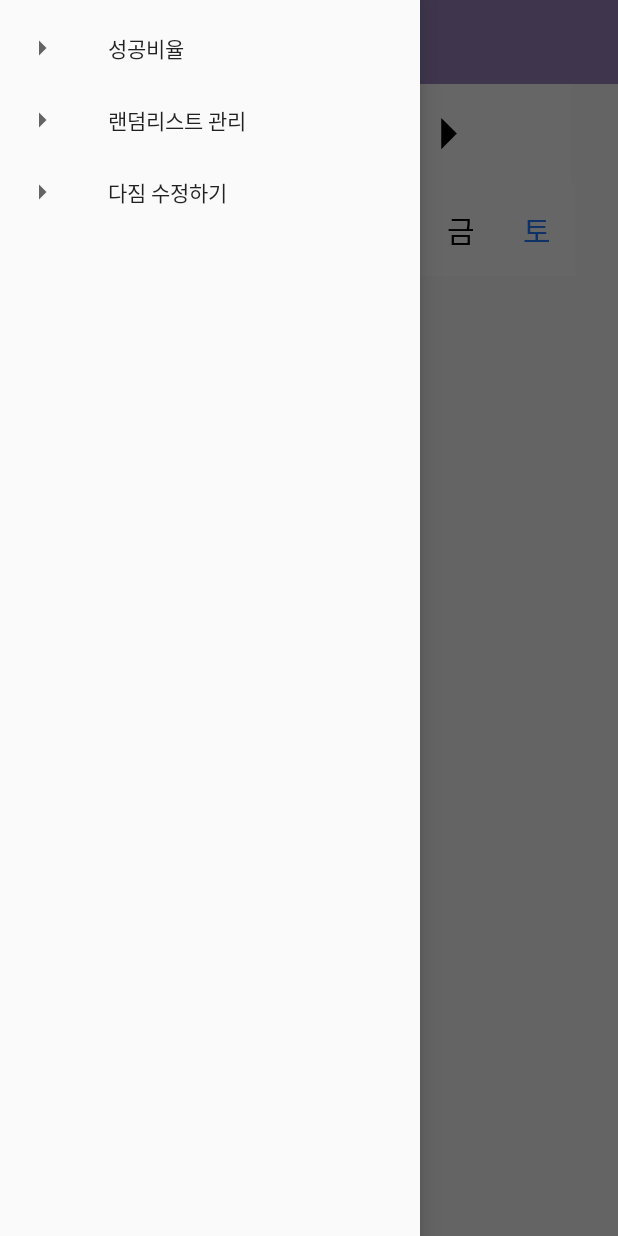
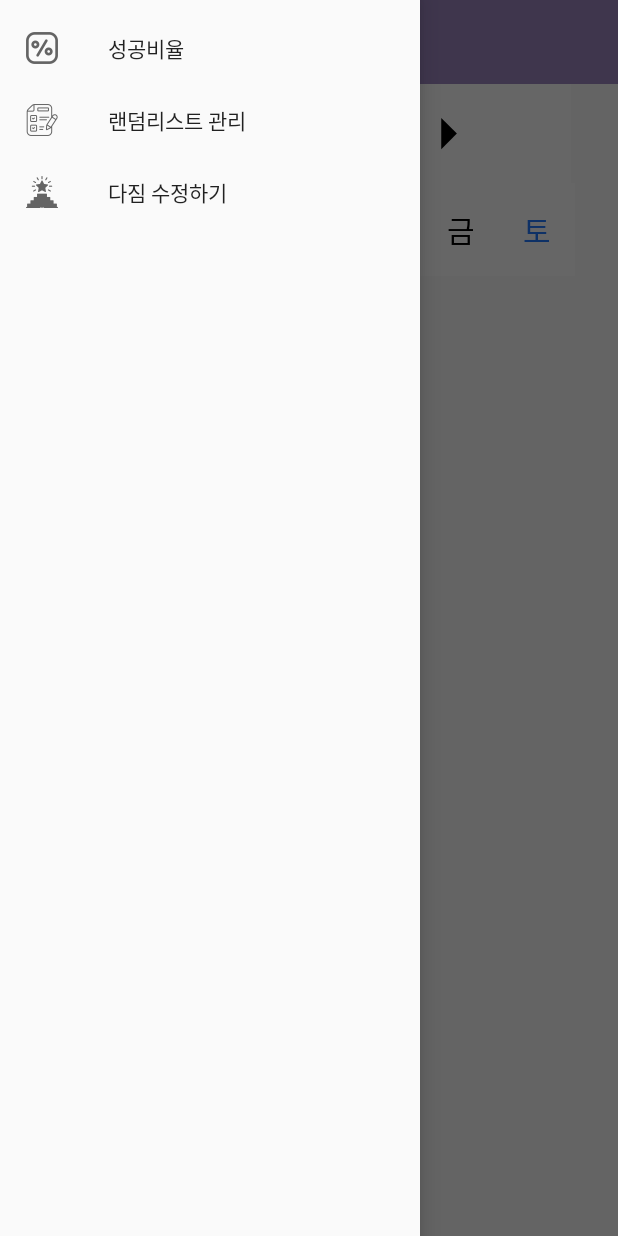
Before and after one commit to namefox2/android_calendar, an Android app: the screen it shows after launch (MainActivity), with the side drawer open, on a phone screen of 412 x 824 dp. Run offline under Robolectric (Android 15) with nearby library versions, the phone set to English and light mode, and no system bars.

Commit message:
navigation image update

```diff
--- a/app/src/main/java/com/example/calendar/MainActivity.java
+++ b/app/src/main/java/com/example/calendar/MainActivity.java
@@ -42,7 +42,6 @@ public class MainActivity extends AppCompatActivity
 
         if (navigationView != null) {
             navigationView.setNavigationItemSelectedListener(item -> {
-                item.setChecked(true);
                 mDrawerLayout.closeDrawers();
                 Log.d("TEST2", "IN");
                 int id = item.getItemId();
--- a/app/src/main/res/menu/actionbar_menu.xml
+++ b/app/src/main/res/menu/actionbar_menu.xml
@@ -4,15 +4,15 @@
         android:id="@+id/bar_success_percent"
         android:title="@string/success_percent"
         android:orderInCategory="0"
-        android:icon="@drawable/calendar_right"/>
+        android:icon="@mipmap/nav_percent"/>
     <item
         android:id="@+id/bar_random_list"
         android:title="@string/random_list"
         android:orderInCategory="1"
-        android:icon="@drawable/calendar_right"/>
+        android:icon="@mipmap/nav_list"/>
     <item
         android:id="@+id/bar_change_promise"
         android:title="@string/change_promise"
         android:orderInCategory="2"
-        android:icon="@drawable/calendar_right"/>
+        android:icon="@mipmap/nav_promise"/>
 </menu>
```
Also changed, not shown: app/src/main/res/mipmap-hdpi/nav_list.png (added), app/src/main/res/mipmap-hdpi/nav_percent.png (added), app/src/main/res/mipmap-hdpi/nav_promise.png (added), app/src/main/res/mipmap-mdpi/nav_list.png (added), app/src/main/res/mipmap-mdpi/nav_percent.png (added), app/src/main/res/mipmap-mdpi/nav_promise.png (added), app/src/main/res/mipmap-xhdpi/nav_list.png (added), app/src/main/res/mipmap-xhdpi/nav_percent.png (added), app/src/main/res/mipmap-xhdpi/nav_promise.png (added), app/src/main/res/mipmap-xxhdpi/nav_list.png (added), app/src/main/res/mipmap-xxhdpi/nav_percent.png (added), app/src/main/res/mipmap-xxhdpi/nav_promise.png (added), app/src/main/res/mipmap-xxxhdpi/nav_list.png (added), app/src/main/res/mipmap-xxxhdpi/nav_percent.png (added), 1 more files.
